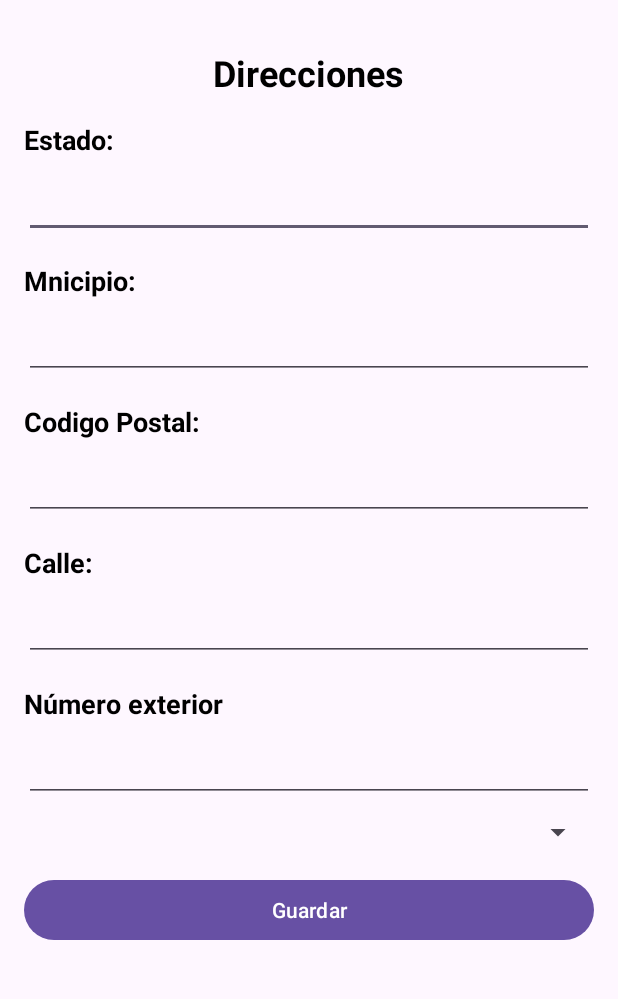
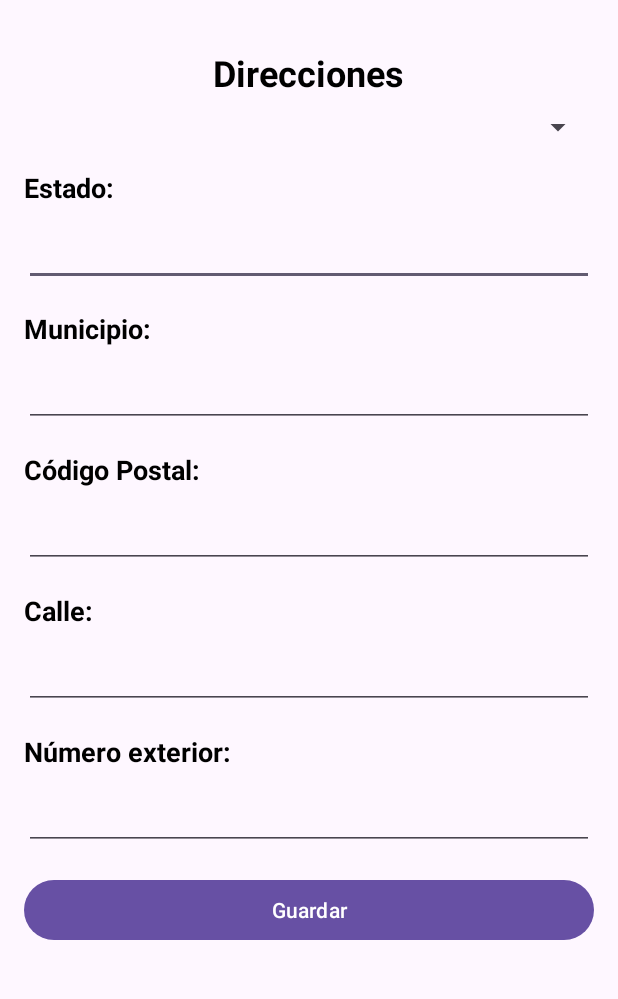
Before and after one commit to CristoVazqVil/XKBAM-App, an Android app: the DetallesDireccionesActivity screen opened directly, with no data from a screen before it, on a phone screen of 412 x 824 dp, the part 120-1119 px from its top. Run offline under Robolectric (Android 15) with nearby library versions, the phone set to English and light mode, and no system bars.

```diff
--- a/app/src/main/res/layout/activity_detalles_direcciones.xml
+++ b/app/src/main/res/layout/activity_detalles_direcciones.xml
@@ -9,7 +9,7 @@
         android:layout_width="match_parent"
         android:layout_height="match_parent"
         android:orientation="vertical"
-        tools:context=".DetallesDirecciones">
+        tools:context=".DetallesDireccionesActivity">
 
         <RelativeLayout
             android:id="@+id/relativeLayout"
@@ -33,8 +33,6 @@
             android:orientation="vertical"
             android:padding="16dp">
 
-
-
             <TextView
                 android:id="@+id/banking_info_title"
                 android:layout_width="wrap_content"
@@ -45,6 +43,12 @@
                 android:textColor="@color/black"
                 android:textSize="24sp"
                 android:textStyle="bold" />
+
+            <Spinner
+                android:id="@+id/direction_spinner"
+                android:layout_width="match_parent"
+                android:layout_height="wrap_content"
+                android:layout_marginTop="8dp" />
 
             <TextView
                 android:id="@+id/card_number_label"
@@ -68,7 +72,7 @@
                 android:id="@+id/card_holder_label"
                 android:layout_width="wrap_content"
                 android:layout_height="wrap_content"
-                android:text="Mnicipio:"
+                android:text="Municipio:"
                 android:textColor="@color/black"
                 android:textSize="18sp"
                 android:textStyle="bold"
@@ -80,12 +84,11 @@
                 android:layout_height="wrap_content"
                 android:layout_marginTop="8dp" />
 
-            <!-- Campo para CVV -->
             <TextView
                 android:id="@+id/cvv_label"
                 android:layout_width="wrap_content"
                 android:layout_height="wrap_content"
-                android:text="Codigo Postal:"
+                android:text="Código Postal:"
                 android:textColor="@color/black"
                 android:textSize="18sp"
                 android:textStyle="bold"
@@ -98,7 +101,6 @@
                 android:hint=""
                 android:inputType="number"
                 android:layout_marginTop="8dp" />
-
 
             <TextView
                 android:id="@+id/expiry_date_label"
@@ -122,7 +124,7 @@
                 android:id="@+id/number_label"
                 android:layout_width="wrap_content"
                 android:layout_height="wrap_content"
-                android:text="Número exterior"
+                android:text="Número exterior:"
                 android:textColor="@color/black"
                 android:textSize="18sp"
                 android:textStyle="bold"
@@ -136,24 +138,14 @@
                 android:inputType="number"
                 android:layout_marginTop="8dp" />
 
-
-            <Spinner
-                android:id="@+id/direction_spinner"
-                android:layout_width="match_parent"
-                android:layout_height="wrap_content"
-                android:layout_marginTop="8dp" />
-
-
             <Button
                 android:id="@+id/save_button"
                 android:layout_width="match_parent"
                 android:layout_height="wrap_content"
                 android:text="Guardar"
                 android:layout_marginTop="16dp"
-                android:layout_marginBottom="16dp"/>
-
+                android:layout_marginBottom="16dp" />
 
         </LinearLayout>
     </LinearLayout>
-
 </androidx.constraintlayout.widget.ConstraintLayout>
```
Also changed, not shown: app/src/main/java/com/example/xkbam/main/DetallesDireccionesActivity.java (+97 -1 lines).
